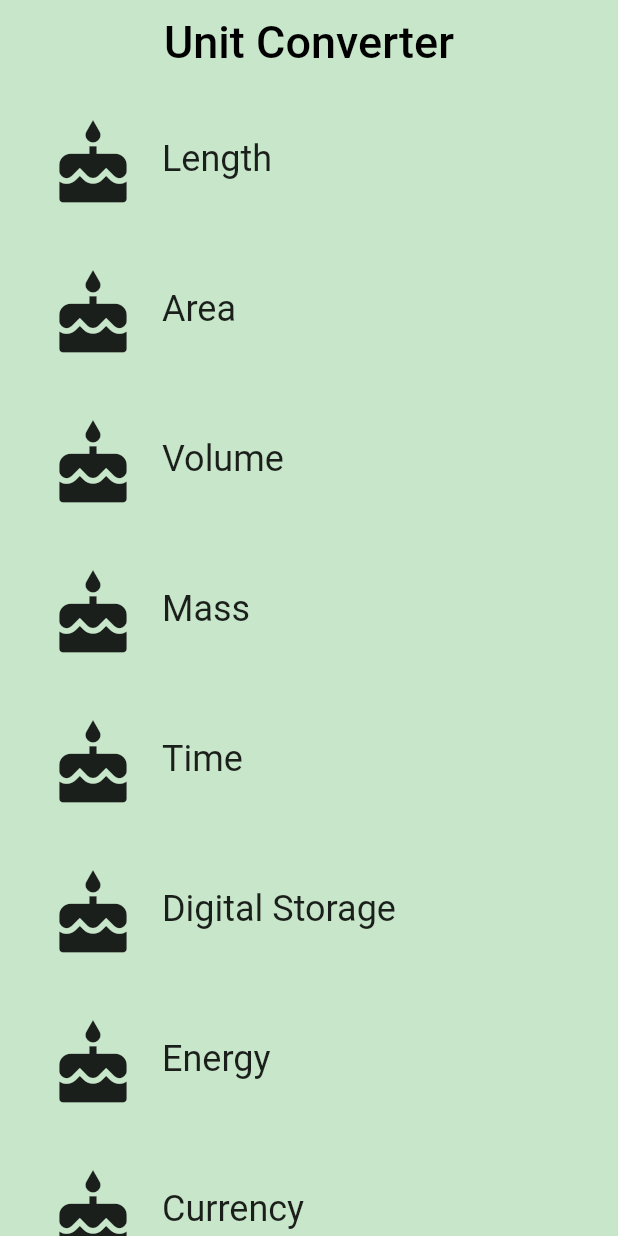
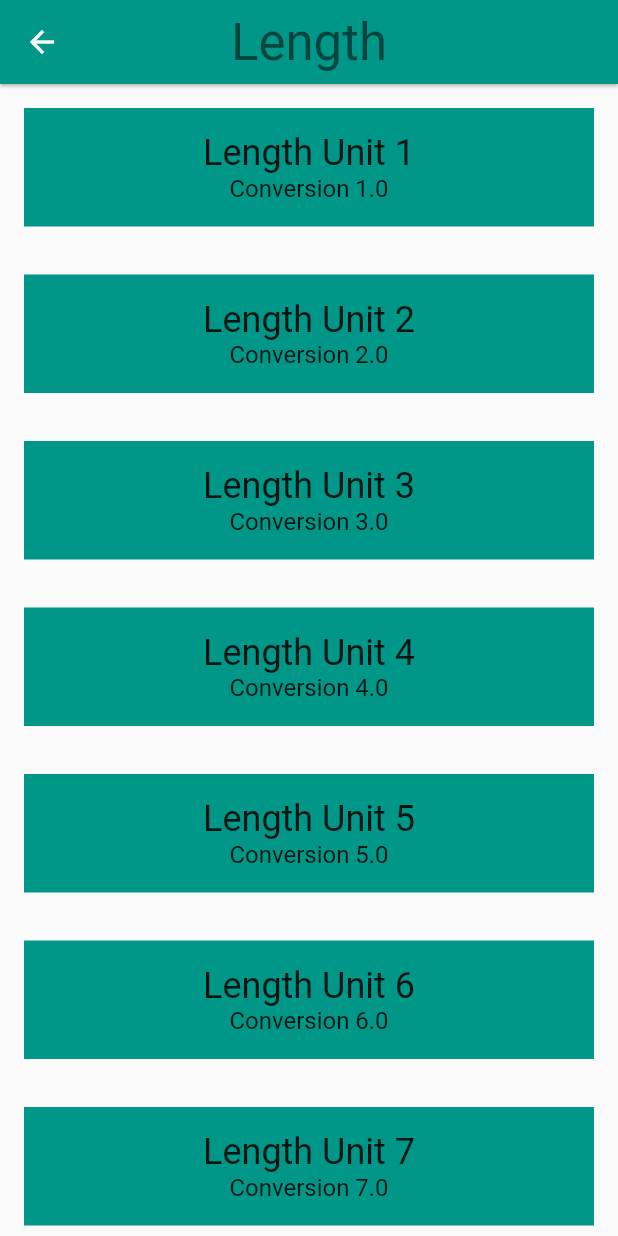
Before and after one commit to TalhaTZA/flutter_unit_convertor, a Flutter app: the screen it shows after launch, after a tap on "Length", on a phone screen of 412 x 824 dp. Run offline on Flutter 3.47's test engine with Material 2 defaults, Android fonts, the phone set to English and light mode, and no system bars.

Commit message:
ADD convertor route and unit class for dummy display of data

```diff
--- a/lib/category.dart
+++ b/lib/category.dart
@@ -6,6 +6,8 @@
 // https://www.dartlang.org/guides/language/effective-dart/style#ordering
 import 'package:flutter/material.dart';
 import 'package:meta/meta.dart';
+import 'package:unit_convertor/convertor_route.dart';
+import 'unit.dart';
 
 final _rowHeight = 100.0;
 final _borderRadius = BorderRadius.circular(_rowHeight / 2);
@@ -14,19 +16,43 @@ class Category extends StatelessWidget {
   final String name;
   final ColorSwatch color;
   final IconData iconLocation;
+  final List<Unit> units;
 
   // While the @required checks for whether a named parameter is passed in,
   // it doesn't check whether the object passed in is null. We check that
   // in the assert statement.
-  const Category({
-    Key key,
-    @required this.name,
-    @required this.color,
-    @required this.iconLocation,
-  })  : assert(name != null),
+  const Category(
+      {Key key,
+      @required this.name,
+      @required this.color,
+      @required this.iconLocation,
+      @required this.units})
+      : assert(name != null),
         assert(color != null),
         assert(iconLocation != null),
+        assert(units != null),
         super(key: key);
+
+  void _navigateToConvertor(BuildContext context) {
+    Navigator.of(context)
+        .push(MaterialPageRoute<Null>(builder: (BuildContext context) {
+      return Scaffold(
+        appBar: AppBar(
+          elevation: 1.0,
+          title: Text(
+            name,
+            style: Theme.of(context).textTheme.display1,
+          ),
+          centerTitle: true,
+          backgroundColor: color,
+        ),
+        body: ConvertorRoute(
+          color: color,
+          units: units,
+        ),
+      );
+    }));
+  }
 
   @override
   Widget build(BuildContext context) {
@@ -41,7 +67,7 @@ class Category extends StatelessWidget {
           // We can use either the () => function() or the () { function(); }
           // syntax.
           onTap: () {
-            print('I was tapped!');
+            _navigateToConvertor(context);
           },
           child: Padding(
             padding: EdgeInsets.all(8.0),
--- a/lib/category_route.dart
+++ b/lib/category_route.dart
@@ -1,4 +1,5 @@
 import 'package:flutter/material.dart';
+import 'package:unit_convertor/unit.dart';
 import 'category.dart';
 
 final _backgroundColor = Colors.green[100];
@@ -35,6 +36,13 @@ class CategoryRoute extends StatelessWidget {
     );
   }
 
+  List<Unit> _retrieveUnitList(String name) {
+    return List.generate(10, (int i) {
+      i += 1;
+      return Unit(name: '$name Unit $i', conversion: i.toDouble());
+    });
+  }
+
   @override
   Widget build(BuildContext context) {
     final categories = <Category>[];
@@ -44,6 +52,7 @@ class CategoryRoute extends StatelessWidget {
         name: _categoryNames[i],
         color: _baseColors[i],
         iconLocation: Icons.cake,
+        units: _retrieveUnitList(_categoryNames[i]),
       ));
     }
 
--- /dev/null
+++ b/lib/convertor_route.dart
@@ -0,0 +1,43 @@
+import 'package:flutter/material.dart';
+import 'package:meta/meta.dart';
+
+import 'unit.dart';
+
+class ConvertorRoute extends StatelessWidget {
+  final Color color;
+
+  final List<Unit> units;
+
+  const ConvertorRoute({
+    @required this.color,
+    @required this.units,
+  })  : assert(color != null),
+        assert(units != null);
+
+  @override
+  Widget build(BuildContext context) {
+    final unitWidgets = units.map((Unit unit) {
+      return Container(
+        color: color,
+        margin: EdgeInsets.all(16.0),
+        padding: EdgeInsets.all(16.0),
+        child: Column(
+          children: <Widget>[
+            Text(
+              unit.name,
+              style: Theme.of(context).textTheme.headline,
+            ),
+            Text(
+              'Conversion ${unit.conversion}',
+              style: Theme.of(context).textTheme.subhead,
+            )
+          ],
+        ),
+      );
+    }).toList();
+
+    return ListView(
+      children: unitWidgets,
+    );
+  }
+}
--- a/lib/main.dart
+++ b/lib/main.dart
@@ -4,7 +4,6 @@
 
 // You can read about packages here: https://flutter.io/using-packages/
 import 'package:flutter/material.dart';
-import 'category.dart';
 import 'category_route.dart';
 
 void main() {
--- /dev/null
+++ b/lib/unit.dart
@@ -0,0 +1,16 @@
+import 'package:meta/meta.dart';
+
+class Unit {
+  final String name;
+  final double conversion;
+
+  const Unit({@required this.name, @required this.conversion})
+      : assert(name != null),
+        assert(conversion != null);
+
+  Unit.fromJson(Map jsonMap)
+      : assert(jsonMap['name'] != null),
+        assert(jsonMap['conversion'] != null),
+        name = jsonMap['name'],
+        conversion = jsonMap['conversion'].toDouble();
+}
```
